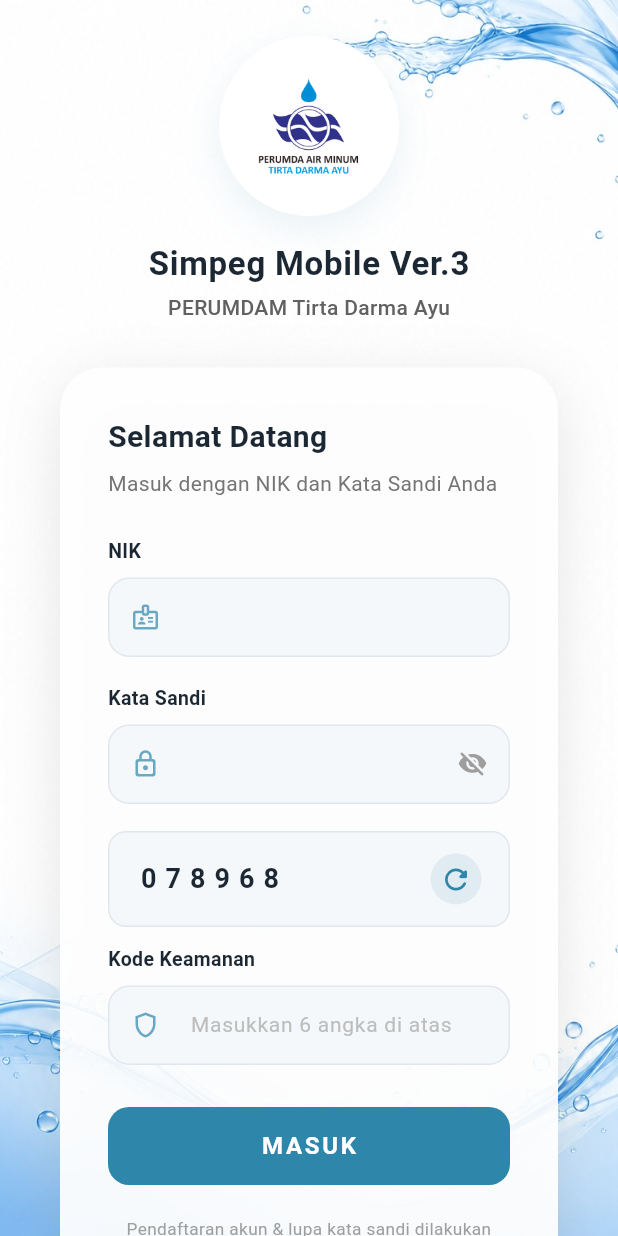
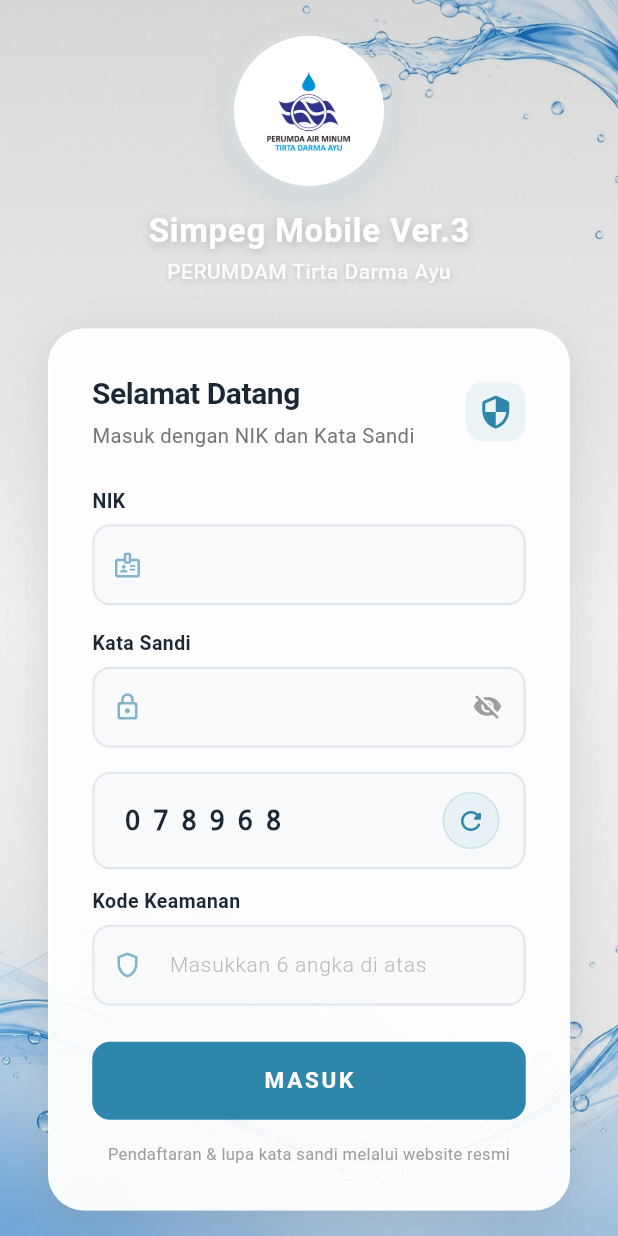
Before and after one commit to ochafitri163-tech/SIMPEG, a Flutter app: the screen it shows after launch, on a phone screen of 412 x 824 dp. Run offline on Flutter 3.47's test engine with Material 3 defaults, Android fonts, the phone set to English and light mode, and no system bars; our stand-ins replace file_picker, flutter_local_notifications, geolocator, image_picker, package_info_plus, pdf and 5 more; missing offline and left inert: record; accounts and stored records are empty.

Commit message:
perbaikan tampilan login

```diff
--- a/lib/login_screen.dart
+++ b/lib/login_screen.dart
@@ -15,6 +15,8 @@
 class _LoginScreenState extends State<LoginScreen> {
   static const Color _accent = Color(0xFF2E86AB);
   static const Color _navy = Color(0xFF1B2733);
+  static const Color _lightBg = Color(0xFFF8FAFC);
+  static const Color _borderColor = Color(0xFFE2E8F0);
 
   final TextEditingController _nikController = TextEditingController();
   final TextEditingController _passwordController = TextEditingController();
@@ -126,72 +128,112 @@
   }
 
   Widget _dashboardForRole(AppUser user) {
-    // Semua role (Pegawai, Kadiv, KSPI, TPDPK, Direktur, SDM) kini masuk ke
-    // satu tampilan dashboard yang sama (PegawaiDashboard), karena setiap
-    // pemegang role approval tetap seorang pegawai juga. Fitur dashboard
-    // khusus per-role (verifikasi/approval pengaduan) ditampilkan sebagai
-    // tab tambahan di footer, hanya untuk role selain Pegawai biasa — lihat
-    // PegawaiDashboard._buildBottomNav().
     return PegawaiDashboard(user: user);
   }
 
   void _showSnackBar(String message, Color color) {
     ScaffoldMessenger.of(context).showSnackBar(
       SnackBar(
-        content: Text(message),
+        content: Text(
+          message,
+          style: const TextStyle(fontWeight: FontWeight.w500),
+        ),
         backgroundColor: color,
         behavior: SnackBarBehavior.floating,
-        shape: RoundedRectangleBorder(borderRadius: BorderRadius.circular(10)),
+        shape: RoundedRectangleBorder(borderRadius: BorderRadius.circular(12)),
         margin: const EdgeInsets.all(16),
+        elevation: 6,
+        duration: const Duration(seconds: 3),
       ),
     );
   }
-
-  // ================== REDESIGNED UI (dengan background air) ==================
 
   @override
   Widget build(BuildContext context) {
     final size = MediaQuery.of(context).size;
     final isSmallScreen = size.width < 400;
+    final isVerySmallScreen = size.height < 600;
 
     return Scaffold(
       body: Stack(
         children: [
-          // Background air tetap dipertahankan
+          // Background with gradient overlay for better readability
           Positioned.fill(
             child: Image.asset(
               'assets/images/bg_air.jpg',
               fit: BoxFit.cover,
             ),
           ),
+          Container(
+            decoration: BoxDecoration(
+              gradient: LinearGradient(
+                begin: Alignment.topCenter,
+                end: Alignment.bottomCenter,
+                colors: [
+                  Colors.black.withOpacity(0.15),
+                  Colors.black.withOpacity(0.05),
+                  Colors.black.withOpacity(0.10),
+                ],
+              ),
+            ),
+          ),
           SafeArea(
-            child: SingleChildScrollView(
+            child: LayoutBuilder(
+              builder: (context, constraints) {
+                return SingleChildScrollView(
+                  physics: const BouncingScrollPhysics(),
                   padding: EdgeInsets.symmetric(
-                horizontal: isSmallScreen ? 20 : 40,
-                vertical: 24,
+                    horizontal: isSmallScreen ? 16 : 32,
+                    vertical: isVerySmallScreen ? 12 : 24,
+                  ),
+                  child: ConstrainedBox(
+                    constraints: BoxConstraints(
+                      minHeight: constraints.maxHeight,
                     ),
                     child: Column(
                       mainAxisAlignment: MainAxisAlignment.center,
                       children: [
-                  _buildHeader(isSmallScreen),
-                  const SizedBox(height: 30),
+                        _buildHeader(
+                          isSmallScreen: isSmallScreen,
+                          isVerySmallScreen: isVerySmallScreen,
+                        ),
+                        SizedBox(height: isVerySmallScreen ? 16 : 28),
                         Container(
-                    constraints: const BoxConstraints(maxWidth: 440),
+                          constraints: const BoxConstraints(maxWidth: 420),
                           width: double.infinity,
-                    padding: EdgeInsets.all(isSmallScreen ? 24 : 32),
+                          padding: EdgeInsets.all(
+                            isSmallScreen ? 20 : 28,
+                          ),
                           decoration: BoxDecoration(
-                      color: Colors.white.withOpacity(0.93),
-                      borderRadius: BorderRadius.circular(28),
+                            color: Colors.white.withOpacity(0.95),
+                            borderRadius: BorderRadius.circular(24),
                             boxShadow: [
                               BoxShadow(
-                          color: Colors.black.withOpacity(0.10),
-                          blurRadius: 32,
-                          offset: const Offset(0, 10),
+                                color: Colors.black.withOpacity(0.08),
+                                blurRadius: 40,
+                                offset: const Offset(0, 12),
+                                spreadRadius: 2,
+                              ),
+                              BoxShadow(
+                                color: Colors.black.withOpacity(0.04),
+                                blurRadius: 16,
+                                offset: const Offset(0, 4),
                               ),
                             ],
+                            border: Border.all(
+                              color: Colors.white.withOpacity(0.3),
+                              width: 1.5,
+                            ),
                           ),
                           child: Column(
                             crossAxisAlignment: CrossAxisAlignment.start,
+                            children: [
+                              Row(
+                                children: [
+                                  Expanded(
+                                    child: Column(
+                                      crossAxisAlignment:
+                                          CrossAxisAlignment.start,
                                       children: [
                                         const Text(
                                           'Selamat Datang',
@@ -199,27 +241,48 @@
                                             fontSize: 20,
                                             fontWeight: FontWeight.w700,
                                             color: _navy,
+                                            letterSpacing: -0.3,
                                           ),
                                         ),
-                        const SizedBox(height: 6),
+                                        const SizedBox(height: 4),
                                         Text(
-                          'Masuk dengan NIK dan Kata Sandi Anda',
+                                          'Masuk dengan NIK dan Kata Sandi',
                                           style: TextStyle(
-                            fontSize: 14,
+                                            fontSize: 13.5,
                                             color: Colors.grey.shade600,
+                                            fontWeight: FontWeight.w400,
                                           ),
                                         ),
-                        const SizedBox(height: 26),
+                                      ],
+                                    ),
+                                  ),
+                                  Container(
+                                    padding: const EdgeInsets.all(8),
+                                    decoration: BoxDecoration(
+                                      color: _accent.withOpacity(0.08),
+                                      borderRadius: BorderRadius.circular(12),
+                                    ),
+                                    child: Icon(
+                                      Icons.security_rounded,
+                                      color: _accent,
+                                      size: 24,
+                                    ),
+                                  ),
+                                ],
+                              ),
+                              const SizedBox(height: 24),
                               _buildLabeledField(
                                 label: 'NIK',
                                 controller: _nikController,
                                 icon: Icons.badge_outlined,
                                 inputType: TextInputType.number,
                                 inputFormatters: [
-                            FilteringTextInputFormatter.digitsOnly
+                                  FilteringTextInputFormatter.digitsOnly,
+                                  LengthLimitingTextInputFormatter(20),
                                 ],
+                                isSmall: isSmallScreen,
                               ),
-                        const SizedBox(height: 18),
+                              const SizedBox(height: 16),
                               _buildLabeledField(
                                 label: 'Kata Sandi',
                                 controller: _passwordController,
@@ -234,13 +297,16 @@
                                     size: 20,
                                   ),
                                   onPressed: () {
-                              setState(
-                                  () => _obscurePassword = !_obscurePassword);
+                                    setState(() =>
+                                        _obscurePassword = !_obscurePassword);
                                   },
+                                  padding: EdgeInsets.zero,
+                                  constraints: const BoxConstraints(),
                                 ),
+                                isSmall: isSmallScreen,
                               ),
-                        const SizedBox(height: 18),
-                        _buildCaptchaRow(),
+                              const SizedBox(height: 16),
+                              _buildCaptchaRow(isSmallScreen),
                               const SizedBox(height: 12),
                               _buildLabeledField(
                                 label: 'Kode Keamanan',
@@ -248,35 +314,46 @@
                                 icon: Icons.shield_outlined,
                                 hint: 'Masukkan 6 angka di atas',
                                 inputType: TextInputType.number,
+                                inputFormatters: [
+                                  FilteringTextInputFormatter.digitsOnly,
+                                  LengthLimitingTextInputFormatter(6),
+                                ],
+                                isSmall: isSmallScreen,
                               ),
-                        const SizedBox(height: 28),
-                        _buildLoginButton(),
-                        const SizedBox(height: 20),
+                              const SizedBox(height: 24),
+                              _buildLoginButton(isSmallScreen),
+                              const SizedBox(height: 16),
                               Center(
                                 child: Text(
-                            'Pendaftaran akun & lupa kata sandi dilakukan\nmelalui website resmi PERUMDAM Tirta Darma Ayu.',
+                                  'Pendaftaran & lupa kata sandi melalui website resmi',
                                   textAlign: TextAlign.center,
                                   style: TextStyle(
                                     color: Colors.grey.shade500,
-                              fontSize: 11.5,
-                              height: 1.5,
+                                    fontSize: 11,
+                                    height: 1.4,
+                                    fontWeight: FontWeight.w400,
                                   ),
                                 ),
                               ),
                             ],
                           ),
                         ),
-                  const SizedBox(height: 24),
+                        const SizedBox(height: 20),
                         Text(
-                    '@copyright IT PERUMDAM Tirta Darma Ayu 2026',
+                          '© IT PERUMDAM Tirta Darma Ayu 2026',
                           style: TextStyle(
-                      color: Colors.grey.shade700,
-                      fontSize: 11.5,
+                            color: Colors.white.withOpacity(0.8),
+                            fontSize: 11,
+                            fontWeight: FontWeight.w400,
+                            letterSpacing: 0.3,
                           ),
                         ),
-                  const SizedBox(height: 16),
+                        const SizedBox(height: 8),
                       ],
                     ),
+                  ),
+                );
+              },
             ),
           ),
         ],
@@ -284,21 +361,32 @@
     );
   }
 
-  Widget _buildHeader(bool isSmallScreen) {
+  Widget _buildHeader({
+    required bool isSmallScreen,
+    required bool isVerySmallScreen,
+  }) {
+    final double logoSize = isSmallScreen ? 80 : 100;
+    final double titleSize = isSmallScreen ? 18 : 22;
+
     return Column(
       children: [
         Container(
-          width: isSmallScreen ? 100 : 120,
-          height: isSmallScreen ? 100 : 120,
-          padding: const EdgeInsets.all(12),
-          decoration: const BoxDecoration(
+          width: logoSize,
+          height: logoSize,
+          padding: const EdgeInsets.all(10),
+          decoration: BoxDecoration(
             color: Colors.white,
             shape: BoxShape.circle,
             boxShadow: [
               BoxShadow(
-                color: Color(0x1A2E86AB),
-                blurRadius: 20,
-                offset: Offset(0, 8),
+                color: const Color(0xFF2E86AB).withOpacity(0.15),
+                blurRadius: 24,
+                offset: const Offset(0, 8),
+              ),
+              BoxShadow(
+                color: Colors.white.withOpacity(0.3),
+                blurRadius: 8,
+                spreadRadius: 1,
               ),
             ],
           ),
@@ -308,75 +396,99 @@
               fit: BoxFit.contain,
               errorBuilder: (context, error, stackTrace) {
                 return Container(
-                  color: _accent,
+                  decoration: BoxDecoration(
+                    gradient: LinearGradient(
+                      colors: [_accent, _accent.withOpacity(0.7)],
+                    ),
+                  ),
                   child: const Icon(
                     Icons.water_drop_rounded,
                     color: Colors.white,
-                    size: 50,
+                    size: 40,
                   ),
                 );
               },
             ),
           ),
         ),
-        const SizedBox(height: 16),
-        const Text(
+        SizedBox(height: isVerySmallScreen ? 8 : 14),
+        Text(
           'Simpeg Mobile Ver.3',
           style: TextStyle(
-            fontSize: 22,
+            fontSize: titleSize,
             fontWeight: FontWeight.bold,
-            color: _navy,
+            color: Colors.white,
             letterSpacing: 0.5,
+            shadows: [
+              Shadow(
+                color: Colors.black.withOpacity(0.2),
+                blurRadius: 8,
+                offset: const Offset(0, 2),
+              ),
+            ],
           ),
         ),
-        const SizedBox(height: 4),
+        const SizedBox(height: 2),
         Text(
           'PERUMDAM Tirta Darma Ayu',
           style: TextStyle(
-            fontSize: 14,
-            color: Colors.grey.shade700,
+            fontSize: isSmallScreen ? 12 : 14,
+            color: Colors.white.withOpacity(0.9),
             fontWeight: FontWeight.w500,
+            letterSpacing: 0.3,
+            shadows: [
+              Shadow(
+                color: Colors.black.withOpacity(0.15),
+                blurRadius: 4,
+                offset: const Offset(0, 1),
+              ),
+            ],
           ),
         ),
       ],
     );
   }
 
-  Widget _buildCaptchaRow() {
+  Widget _buildCaptchaRow(bool isSmallScreen) {
     return Row(
       children: [
         Expanded(
           child: Container(
-            padding: const EdgeInsets.symmetric(horizontal: 18, vertical: 14),
+            padding: const EdgeInsets.symmetric(horizontal: 16, vertical: 12),
             decoration: BoxDecoration(
-              color: const Color(0xFFF5F8FA),
+              color: _lightBg,
               borderRadius: BorderRadius.circular(12),
-              border: Border.all(color: const Color(0xFFE0E7EE)),
+              border: Border.all(color: _borderColor, width: 1.5),
             ),
             child: Row(
               mainAxisAlignment: MainAxisAlignment.spaceBetween,
               children: [
                 Text(
                   _captchaCode,
-                  style: const TextStyle(
+                  style: TextStyle(
                     color: _navy,
-                    fontSize: 18,
+                    fontSize: isSmallScreen ? 16 : 18,
                     fontWeight: FontWeight.bold,
-                    letterSpacing: 6,
+                    letterSpacing: 8,
+                    fontFamily: 'monospace',
                   ),
                 ),
                 GestureDetector(
                   onTap: _refreshCaptcha,
                   child: Container(
-                    padding: const EdgeInsets.all(6),
+                    padding: const EdgeInsets.all(8),
                     decoration: BoxDecoration(
-                      color: _accent.withOpacity(0.1),
+                      color: _accent.withOpacity(0.08),
                       shape: BoxShape.circle,
+                      border: Border.all(
+                        color: _accent.withOpacity(0.15),
+                        width: 1,
                       ),
-                    child: const Icon(
+                    ),
+                    child: Icon(
                       Icons.refresh_rounded,
                       color: _accent,
-                      size: 22,
+                      size: 20,
                     ),
                   ),
                 ),
@@ -388,10 +500,10 @@
     );
   }
 
-  Widget _buildLoginButton() {
+  Widget _buildLoginButton(bool isSmallScreen) {
     return SizedBox(
       width: double.infinity,
-      height: 52,
+      height: isSmallScreen ? 48 : 52,
       child: ElevatedButton(
         onPressed: _isLoading ? null : _login,
         style: ElevatedButton.styleFrom(
@@ -399,23 +511,27 @@
           foregroundColor: Colors.white,
           elevation: 0,
           shape: RoundedRectangleBorder(
-            borderRadius: BorderRadius.circular(14),
+            borderRadius: BorderRadius.circular(12),
           ),
-          disabledBackgroundColor: _accent.withOpacity(0.5),
+          disabledBackgroundColor: _accent.withOpacity(0.4),
+          textStyle: const TextStyle(
+            fontWeight: FontWeight.w700,
+            letterSpacing: 1.5,
+          ),
         ),
         child: _isLoading
-            ? const SizedBox(
-                height: 24,
-                width: 24,
+            ? SizedBox(
+                height: 22,
+                width: 22,
                 child: CircularProgressIndicator(
                   strokeWidth: 2.5,
-                  valueColor: AlwaysStoppedAnimation<Color>(Colors.white),
+                  valueColor: const AlwaysStoppedAnimation<Color>(Colors.white),
                 ),
               )
             : const Text(
                 'MASUK',
                 style: TextStyle(
-                  fontSize: 16,
+                  fontSize: 15,
                   fontWeight: FontWeight.w700,
                   letterSpacing: 1.8,
                 ),
@@ -433,39 +549,46 @@
     Widget? suffix,
     TextInputType? inputType,
     List<TextInputFormatter>? inputFormatters,
+    required bool isSmall,
   }) {
     return Column(
       crossAxisAlignment: CrossAxisAlignment.start,
       children: [
         Text(
           label,
-          style: const TextStyle(
+          style: TextStyle(
             fontSize: 13,
             fontWeight: FontWeight.w600,
             color: _navy,
+            letterSpacing: 0.3,
           ),
         ),
-        const SizedBox(height: 8),
+        const SizedBox(height: 6),
         Container(
           decoration: BoxDecoration(
-            color: const Color(0xFFF5F8FA),
-            borderRadius: BorderRadius.circular(14),
-            border: Border.all(color: const Color(0xFFE0E7EE)),
+            color: _lightBg,
+            borderRadius: BorderRadius.circular(12),
+            border: Border.all(color: _borderColor, width: 1.5),
           ),
           child: Row(
             children: [
               if (icon != null) ...[
-                const SizedBox(width: 14),
-                Icon(icon, color: _accent.withOpacity(0.7), size: 20),
+                const SizedBox(width: 12),
+                Icon(
+                  icon,
+                  color: _accent.withOpacity(0.6),
+                  size: 20,
+                ),
                 const SizedBox(width: 10),
               ],
               Expanded(
                 child: TextField(
                   controller: controller,
                   obscureText: obscure,
-                  style: const TextStyle(
+                  style: TextStyle(
                     color: _navy,
-                    fontSize: 15,
+                    fontSize: isSmall ? 14 : 15,
+                    fontWeight: FontWeight.w400,
                   ),
                   keyboardType: inputType,
                   inputFormatters: inputFormatters,
@@ -474,12 +597,13 @@
                     hintText: hint,
                     hintStyle: TextStyle(
                       color: Colors.grey.shade400,
-                      fontSize: 14,
+                      fontSize: isSmall ? 13 : 14,
+                      fontWeight: FontWeight.w300,
                     ),
                     border: InputBorder.none,
                     contentPadding: EdgeInsets.symmetric(
-                      vertical: 14,
-                      horizontal: icon != null ? 10 : 16,
+                      vertical: isSmall ? 12 : 14,
+                      horizontal: icon != null ? 8 : 14,
                     ),
                   ),
                 ),
```
Lines whose indentation alone changed are shown as unchanged.
